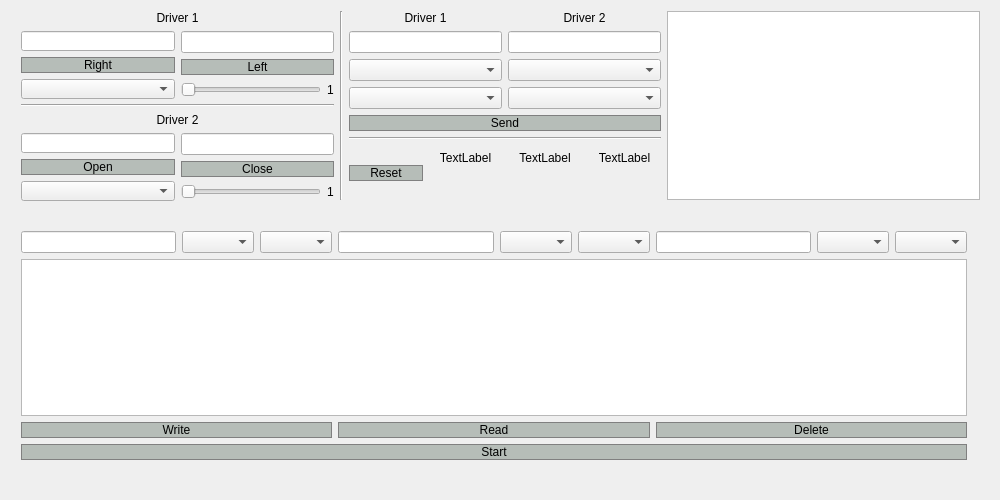
First picture: the form in Project5/mainwindow.ui, repository paulkirsanov/robot_arm_qt, before the edit.
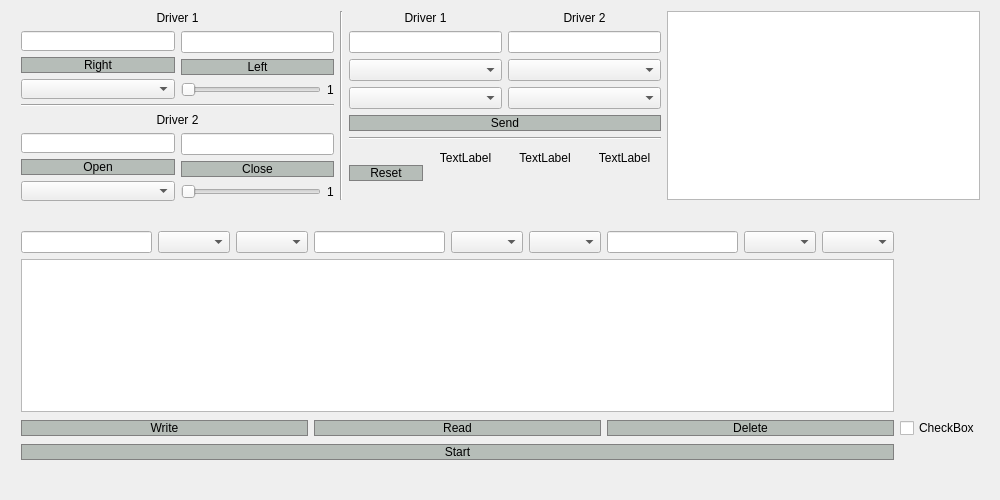
Second picture: the form after the edit. Icons and pictures are not drawn.

The edit to the form file:
```diff
--- a/Project5/mainwindow.ui
+++ b/Project5/mainwindow.ui
@@ -670,6 +670,13 @@
        </property>
       </widget>
      </item>
+     <item row="1" column="1">
+      <widget class="QCheckBox" name="checkBox">
+       <property name="text">
+        <string>CheckBox</string>
+       </property>
+      </widget>
+     </item>
     </layout>
    </widget>
   </widget>
```
